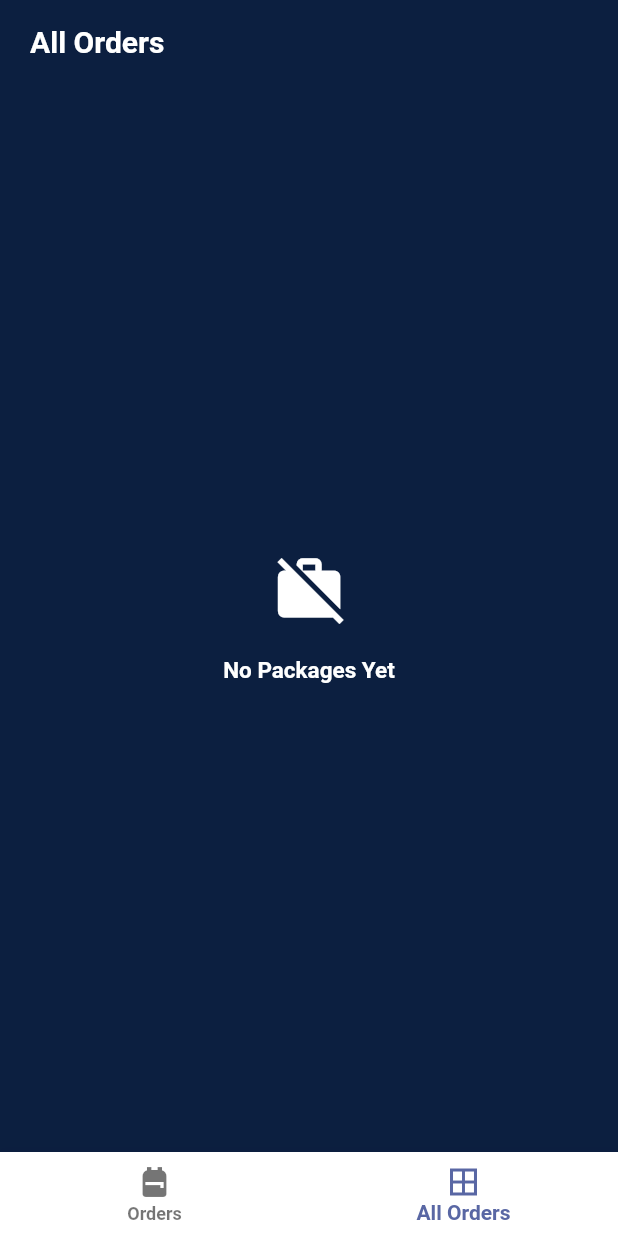
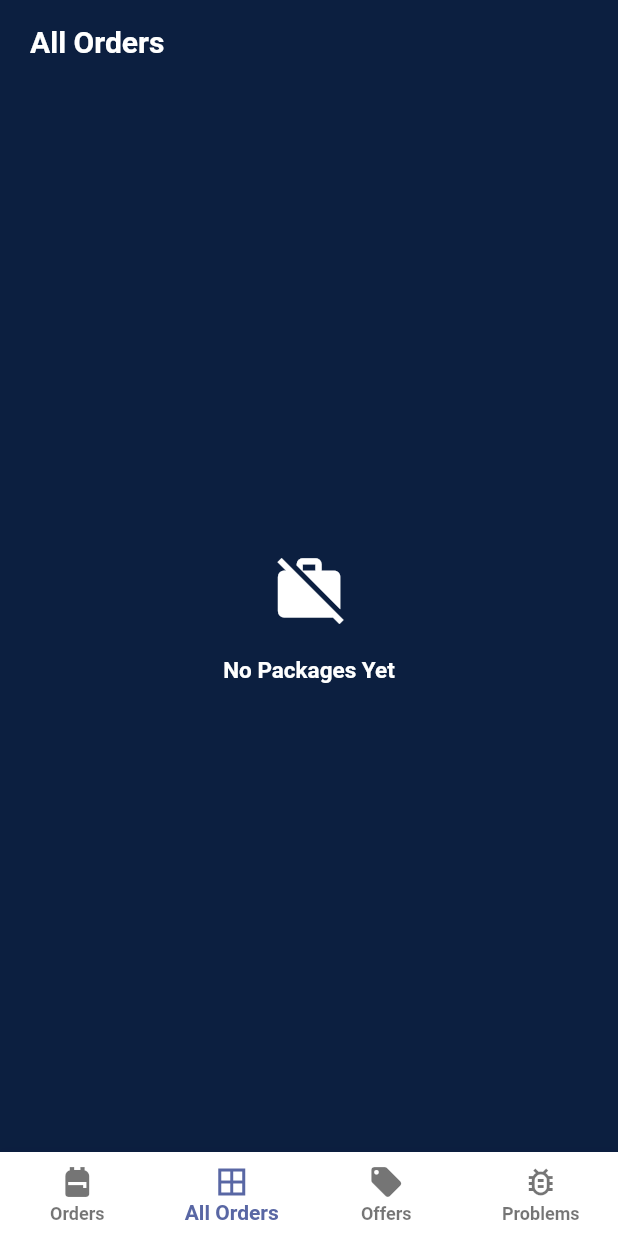
Before and after one commit to brekooname/Fox-Delivery-Owner, a Flutter app: the screen it shows after launch, item 2 of the bottom bar chosen, on a phone screen of 412 x 824 dp. Run offline on Flutter 3.47's test engine with Material 2 defaults, Android fonts, the phone set to English and light mode, and no system bars; our stand-ins replace bloc, cloud_firestore, firebase_core, firebase_messaging, flutter_bloc, flutter_local_notifications and 4 more; accounts and stored records are empty.

Commit message:
orders screen commit

```diff
--- a/lib/Modules/AllOrdersScreen/AllOrdersScreen.dart
+++ b/lib/Modules/AllOrdersScreen/AllOrdersScreen.dart
@@ -1,6 +1,7 @@
 import 'package:flutter/material.dart';
 import 'package:flutter_bloc/flutter_bloc.dart';
 import 'package:fox_delivery_owner/Models/PackageModels.dart';
+import 'package:fox_delivery_owner/Modules/OrdersScreen/PackageDetailsScreen.dart';
 import 'package:fox_delivery_owner/shared/constants/constants.dart';
 import 'package:fox_delivery_owner/shared/cubit/cubit.dart';
 import 'package:fox_delivery_owner/shared/cubit/states.dart';
@@ -10,7 +11,6 @@ import '../../shared/components/components.dart';
 import '../../styles/Themes.dart';
 
 class AllOrderScreen extends StatefulWidget {
-
   @override
   State<AllOrderScreen> createState() => _AllOrderScreenState();
 }
@@ -19,17 +19,22 @@ class _AllOrderScreenState extends State<AllOrderScreen> {
   @override
   Widget build(BuildContext context) {
     return BlocConsumer<FoxCubit, FoxStates>(
-      listener: (context, state){},
-      builder: (context, state){
+      listener: (context, state) {},
+      builder: (context, state) {
         return Scaffold(
           appBar: AppBar(
-              title: Text('All Orders', style: Theme.of(context).textTheme.bodyText2!.copyWith(
-                color: Colors.white,
-                fontWeight: FontWeight.bold,
-                fontSize: 20
-              ),)
-          ),
-          body: Column(
+              title: Text(
+            'All Orders',
+            style: Theme.of(context).textTheme.bodyText2!.copyWith(
+                color: Colors.white, fontWeight: FontWeight.bold, fontSize: 20),
+          )),
+          body: state is FoxGetOrdersLoadingState ||
+                  state is FoxCompleteOrderLoadingState
+              ? CircularProgressIndicator(
+                  color: buttonColor,
+                  backgroundColor: thirdDefaultColor,
+                )
+              : Column(
                   children: [
                     orders.isNotEmpty
                         ? Expanded(
@@ -37,8 +42,7 @@ class _AllOrderScreenState extends State<AllOrderScreen> {
                                 physics: const BouncingScrollPhysics(),
                                 itemBuilder: (context, index) {
                                   return packageItemBuilder(
-                          model: orders[index],
-                          index: index);
+                                      model: orders[index], index: index);
                                 },
                                 separatorBuilder: (context, index) {
                                   return const SizedBox(
@@ -52,8 +56,7 @@ class _AllOrderScreenState extends State<AllOrderScreen> {
                               child: Padding(
                                 padding: const EdgeInsets.all(20.0),
                                 child: Column(
-                      mainAxisAlignment:
-                      MainAxisAlignment.center,
+                                  mainAxisAlignment: MainAxisAlignment.center,
                                   children: [
                                     const Icon(
                                       Icons.work_off,
@@ -65,8 +68,7 @@ class _AllOrderScreenState extends State<AllOrderScreen> {
                                     ),
                                     const Text(
                                       'No Packages Yet',
-                          style: TextStyle(
-                              color: Colors.white),
+                                      style: TextStyle(color: Colors.white),
                                     ),
                                     internetConnection == false
                                         ? Column(
@@ -79,10 +81,9 @@ class _AllOrderScreenState extends State<AllOrderScreen> {
                                                   TextColor: Colors.white,
                                                   borderRadius: 5.0,
                                                   backgroundColor: buttonColor,
-                                width: Get.width*0.3,
+                                                  width: Get.width * 0.3,
                                                   fun: () {
-                                  FoxCubit.get(
-                                      context)
+                                                    FoxCubit.get(context)
                                                         .checkConnection();
                                                   }),
                                             ],
@@ -136,12 +137,12 @@ class _AllOrderScreenState extends State<AllOrderScreen> {
                   defaultButton(
                       text: 'details',
                       fun: () {
-                        // navigateTo(
-                        //     context,
-                        //     PackageDetailsScreen(
-                        //       packageIndex: index,
-                        //       package: orders[index],
-                        //     ));
+                        navigateTo(
+                            context,
+                            PackageDetailsScreen(
+                              packageIndex: index,
+                              package: orders[index],
+                            ));
                       },
                       width: 100,
                       backgroundColor: thirdDefaultColor,
--- a/lib/Modules/HomeScreen/HomeScreen.dart
+++ b/lib/Modules/HomeScreen/HomeScreen.dart
@@ -12,7 +12,7 @@ class HomeScreen extends StatefulWidget {
 class _HomeScreenState extends State<HomeScreen> {
   @override
   void initState() {
-    FoxCubit.get(context).getOrders();
+    FoxCubit.get(context).checkConnection();
     super.initState();
   }
 
--- /dev/null
+++ b/lib/Modules/Offers/Offers.dart
@@ -0,0 +1,10 @@
+import 'package:flutter/material.dart';
+
+class Offers extends StatelessWidget {
+  const Offers({Key? key}) : super(key: key);
+
+  @override
+  Widget build(BuildContext context) {
+    return Scaffold();
+  }
+}
--- /dev/null
+++ b/lib/Modules/Problems/Problems.dart
@@ -0,0 +1,10 @@
+import 'package:flutter/material.dart';
+
+class Problems extends StatelessWidget {
+  const Problems({Key? key}) : super(key: key);
+
+  @override
+  Widget build(BuildContext context) {
+    return Scaffold();
+  }
+}
--- a/lib/shared/constants/constants.dart
+++ b/lib/shared/constants/constants.dart
@@ -4,3 +4,4 @@ bool internetConnection = true;
 List<PackageModel> selectedOrders = [];
 List<PackageModel> orders = [];
 List<String> packagesID = [];
+List<String> selectedPackagesID = [];
--- a/lib/shared/cubit/states.dart
+++ b/lib/shared/cubit/states.dart
@@ -10,4 +10,6 @@ class FoxGetOrdersLoadingState extends FoxStates{}
 class FoxGetOrdersSuccessState extends FoxStates{}
 class FoxGetOrdersErrorState extends FoxStates{}
 
+class FoxCompleteOrderLoadingState extends FoxStates{}
+class FoxCompleteOrderSuccessState extends FoxStates{}
 class FoxCompleteOrderErrorState extends FoxStates{}
```
Also changed, not shown: lib/Modules/OrdersScreen/OrdersScreen.dart (+29 -12 lines), lib/Modules/OrdersScreen/PackageContentScreen.dart (+15 -32 lines), lib/shared/cubit/cubit.dart (+47 -27 lines). Lines whose indentation alone changed are shown as unchanged.
